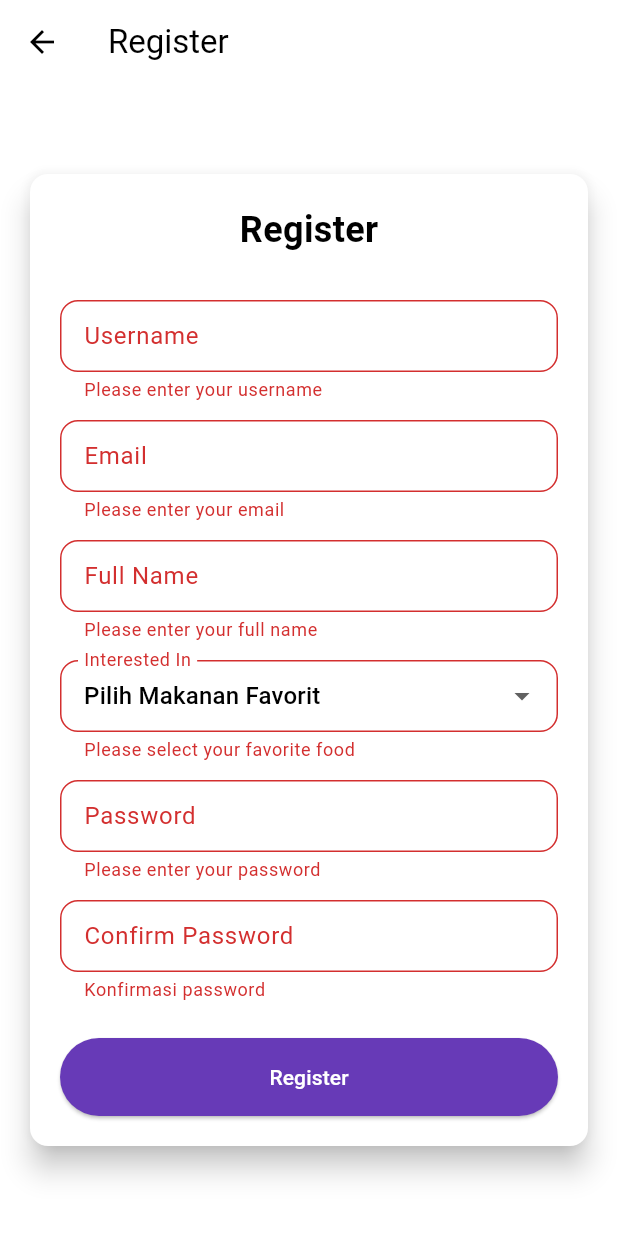
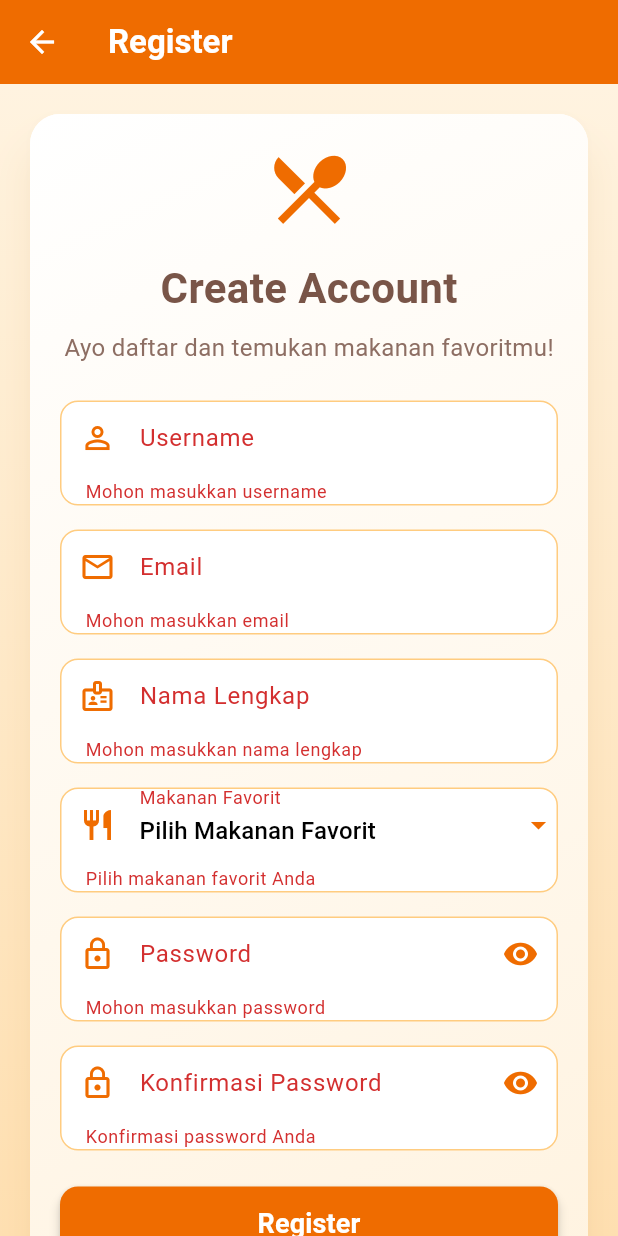
Before and after one commit to F02-PBP/jogja-rasa-mobile, a Flutter app: the RegisterPage screen opened directly, after a tap on "Register", on a phone screen of 412 x 824 dp. Run offline on Flutter 3.47's test engine with Material 3 defaults, Android fonts, the phone set to English and light mode, and no system bars; our stand-ins replace google_fonts; missing offline and left inert: pbp_django_auth.

Commit message:
feat: enhance ui

```diff
--- a/lib/screens/register.dart
+++ b/lib/screens/register.dart
@@ -18,6 +18,8 @@ class _RegisterPageState extends State<RegisterPage> {
   final _emailController = TextEditingController();
   final _fullNameController = TextEditingController();
   String _selectedFood = "Pilih Makanan Favorit";
+  bool _isPasswordVisible = false;
+  bool _isConfirmPasswordVisible = false;
 
   final List<String> interestedFood = [
     "Pilih Makanan Favorit",
@@ -36,108 +38,135 @@ class _RegisterPageState extends State<RegisterPage> {
   Widget build(BuildContext context) {
     final request = context.watch<CookieRequest>();
     return Scaffold(
+      backgroundColor: Colors.orange[50],
       appBar: AppBar(
-        title: const Text('Register'),
+        backgroundColor: Colors.orange[800],
+        title: const Text(
+          'Register',
+          style: TextStyle(color: Colors.white, fontWeight: FontWeight.bold),
+        ),
         leading: IconButton(
-          icon: const Icon(Icons.arrow_back),
-          onPressed: () {
-            Navigator.pop(context);
-          },
+          icon: const Icon(Icons.arrow_back, color: Colors.white),
+          onPressed: () => Navigator.pop(context),
+        ),
+        elevation: 0,
+      ),
+      body: Container(
+        decoration: BoxDecoration(
+          gradient: LinearGradient(
+            begin: Alignment.topCenter,
+            end: Alignment.bottomCenter,
+            colors: [
+              Colors.orange[50]!,
+              Colors.orange[100]!,
+            ],
           ),
         ),
-      body: Center(
+        child: Center(
           child: SingleChildScrollView(
             padding: const EdgeInsets.all(16.0),
             child: Card(
-            elevation: 8,
+              elevation: 12,
+              shadowColor: Colors.orange.withOpacity(0.2),
               shape: RoundedRectangleBorder(
-              borderRadius: BorderRadius.circular(12.0),
+                borderRadius: BorderRadius.circular(20.0),
               ),
-            child: Padding(
+              child: Container(
+                decoration: BoxDecoration(
+                  borderRadius: BorderRadius.circular(20.0),
+                  gradient: LinearGradient(
+                    begin: Alignment.topLeft,
+                    end: Alignment.bottomRight,
+                    colors: [Colors.white, Colors.orange[50]!],
+                  ),
+                ),
                 padding: const EdgeInsets.all(20.0),
                 child: Form(
                   key: _formKey,
                   child: Column(
                     mainAxisSize: MainAxisSize.min,
                     children: <Widget>[
+                      Icon(
+                        Icons.restaurant_menu,
+                        size: 60,
+                        color: Colors.orange[800],
+                      ),
+                      const SizedBox(height: 16),
                       const Text(
-                      'Register',
+                        'Create Account',
                         style: TextStyle(
-                        fontSize: 24.0,
+                          fontSize: 28.0,
                           fontWeight: FontWeight.bold,
+                          color: Colors.brown,
                         ),
                       ),
-                    const SizedBox(height: 30.0),
-                    TextFormField(
+                      const SizedBox(height: 8),
+                      Text(
+                        'Ayo daftar dan temukan makanan favoritmu!',
+                        style: TextStyle(
+                          fontSize: 16.0,
+                          color: Colors.brown[400],
+                        ),
+                      ),
+                      const SizedBox(height: 24.0),
+                      buildTextField(
                         controller: _usernameController,
-                      decoration: const InputDecoration(
-                        labelText: 'Username',
-                        hintText: 'Enter your username',
-                        border: OutlineInputBorder(
-                          borderRadius: BorderRadius.all(Radius.circular(12.0)),
-                        ),
-                        contentPadding: EdgeInsets.symmetric(
-                            horizontal: 12.0, vertical: 8.0),
-                      ),
+                        label: 'Username',
+                        hint: 'Masukkan username',
+                        icon: Icons.person_outline,
                         validator: (value) {
                           if (value == null || value.isEmpty) {
-                          return 'Please enter your username';
+                            return 'Mohon masukkan username';
                           }
                           return null;
                         },
                       ),
-                    const SizedBox(height: 12.0),
-                    TextFormField(
+                      const SizedBox(height: 16.0),
+                      buildTextField(
                         controller: _emailController,
-                      decoration: const InputDecoration(
-                        labelText: 'Email',
-                        hintText: 'Enter your email',
-                        border: OutlineInputBorder(
-                          borderRadius: BorderRadius.all(Radius.circular(12.0)),
-                        ),
-                        contentPadding: EdgeInsets.symmetric(
-                            horizontal: 12.0, vertical: 8.0),
-                      ),
+                        label: 'Email',
+                        hint: 'Masukkan email',
+                        icon: Icons.email_outlined,
                         validator: (value) {
                           if (value == null || value.isEmpty) {
-                          return 'Please enter your email';
+                            return 'Mohon masukkan email';
                           }
                           if (!RegExp(r'^[\w-\.]+@([\w-]+\.)+[\w-]{2,4}$')
                               .hasMatch(value)) {
-                          return 'Please enter a valid email';
+                            return 'Mohon masukkan email yang valid';
                           }
                           return null;
                         },
                       ),
-                    const SizedBox(height: 12.0),
-                    TextFormField(
+                      const SizedBox(height: 16.0),
+                      buildTextField(
                         controller: _fullNameController,
-                      decoration: const InputDecoration(
-                        labelText: 'Full Name',
-                        hintText: 'Enter your full name',
-                        border: OutlineInputBorder(
-                          borderRadius: BorderRadius.all(Radius.circular(12.0)),
-                        ),
-                        contentPadding: EdgeInsets.symmetric(
-                            horizontal: 12.0, vertical: 8.0),
-                      ),
+                        label: 'Nama Lengkap',
+                        hint: 'Masukkan nama lengkap',
+                        icon: Icons.badge_outlined,
                         validator: (value) {
                           if (value == null || value.isEmpty) {
-                          return 'Please enter your full name';
+                            return 'Mohon masukkan nama lengkap';
                           }
                           return null;
                         },
                       ),
-                    const SizedBox(height: 12.0),
-                    DropdownButtonFormField<String>(
+                      const SizedBox(height: 16.0),
+                      Container(
+                        decoration: BoxDecoration(
+                          borderRadius: BorderRadius.circular(12),
+                          border: Border.all(color: Colors.orange[200]!),
+                          color: Colors.white,
+                        ),
+                        child: DropdownButtonFormField<String>(
                           value: _selectedFood,
-                      decoration: const InputDecoration(
-                        labelText: 'Interested In',
-                        border: OutlineInputBorder(
-                          borderRadius: BorderRadius.all(Radius.circular(12.0)),
-                        ),
-                        contentPadding: EdgeInsets.symmetric(
-                            horizontal: 12.0, vertical: 8.0),
+                          decoration: InputDecoration(
+                            labelText: 'Makanan Favorit',
+                            prefixIcon: Icon(Icons.restaurant,
+                                color: Colors.orange[800]),
+                            border: InputBorder.none,
+                            contentPadding:
+                                const EdgeInsets.symmetric(horizontal: 16.0),
                           ),
                           items: interestedFood.map((String food) {
                             return DropdownMenuItem(
@@ -152,50 +181,55 @@ class _RegisterPageState extends State<RegisterPage> {
                           },
                           validator: (value) {
                             if (value == "Pilih Makanan Favorit") {
-                          return 'Please select your favorite food';
+                              return 'Pilih makanan favorit Anda';
+                            }
+                            return null;
+                          },
+                          dropdownColor: Colors.white,
+                          icon: Icon(Icons.arrow_drop_down,
+                              color: Colors.orange[800]),
+                        ),
+                      ),
+                      const SizedBox(height: 16.0),
+                      buildTextField(
+                        controller: _passwordController,
+                        label: 'Password',
+                        hint: 'Masukkan password',
+                        icon: Icons.lock_outline,
+                        isPassword: true,
+                        isPasswordVisible: _isPasswordVisible,
+                        onVisibilityToggle: () {
+                          setState(() {
+                            _isPasswordVisible = !_isPasswordVisible;
+                          });
+                        },
+                        validator: (value) {
+                          if (value == null || value.isEmpty) {
+                            return 'Mohon masukkan password';
                           }
                           return null;
                         },
                       ),
-                    const SizedBox(height: 12.0),
-                    TextFormField(
-                      controller: _passwordController,
-                      decoration: const InputDecoration(
-                        labelText: 'Password',
-                        hintText: 'Enter your password',
-                        border: OutlineInputBorder(
-                          borderRadius: BorderRadius.all(Radius.circular(12.0)),
-                        ),
-                        contentPadding: EdgeInsets.symmetric(
-                            horizontal: 12.0, vertical: 8.0),
-                      ),
-                      obscureText: true,
+                      const SizedBox(height: 16.0),
+                      buildTextField(
+                        controller: _confirmPasswordController,
+                        label: 'Konfirmasi Password',
+                        hint: 'Konfirmasi password Anda',
+                        icon: Icons.lock_outline,
+                        isPassword: true,
+                        isPasswordVisible: _isConfirmPasswordVisible,
+                        onVisibilityToggle: () {
+                          setState(() {
+                            _isConfirmPasswordVisible =
+                                !_isConfirmPasswordVisible;
+                          });
+                        },
                         validator: (value) {
                           if (value == null || value.isEmpty) {
-                          return 'Please enter your password';
-                        }
-                        return null;
-                      },
-                    ),
-                    const SizedBox(height: 12.0),
-                    TextFormField(
-                      controller: _confirmPasswordController,
-                      decoration: const InputDecoration(
-                        labelText: 'Confirm Password',
-                        hintText: 'Confirm your password',
-                        border: OutlineInputBorder(
-                          borderRadius: BorderRadius.all(Radius.circular(12.0)),
-                        ),
-                        contentPadding: EdgeInsets.symmetric(
-                            horizontal: 12.0, vertical: 8.0),
-                      ),
-                      obscureText: true,
-                      validator: (value) {
-                        if (value == null || value.isEmpty) {
-                          return 'Konfirmasi password';
+                            return 'Konfirmasi password Anda';
                           }
                           if (value != _passwordController.text) {
-                          return 'Passwords ga sama';
+                            return 'Password tidak cocok';
                           }
                           return null;
                         },
@@ -216,8 +250,10 @@ class _RegisterPageState extends State<RegisterPage> {
                             if (context.mounted) {
                               if (response['status'] == true) {
                                 ScaffoldMessenger.of(context).showSnackBar(
-                                const SnackBar(
-                                  content: Text('Successfully registered!'),
+                                  SnackBar(
+                                    content: const Text('Registrasi berhasil!'),
+                                    backgroundColor: Colors.green,
+                                    behavior: SnackBarBehavior.floating,
                                   ),
                                 );
                                 Navigator.pushReplacement(
@@ -229,6 +265,8 @@ class _RegisterPageState extends State<RegisterPage> {
                                 ScaffoldMessenger.of(context).showSnackBar(
                                   SnackBar(
                                     content: Text(response['message']),
+                                    backgroundColor: Colors.red,
+                                    behavior: SnackBarBehavior.floating,
                                   ),
                                 );
                               }
@@ -237,11 +275,20 @@ class _RegisterPageState extends State<RegisterPage> {
                         },
                         style: ElevatedButton.styleFrom(
                           foregroundColor: Colors.white,
+                          backgroundColor: Colors.orange[800],
                           minimumSize: const Size(double.infinity, 50),
-                        backgroundColor: Theme.of(context).colorScheme.primary,
-                        padding: const EdgeInsets.symmetric(vertical: 16.0),
+                          shape: RoundedRectangleBorder(
+                            borderRadius: BorderRadius.circular(12),
                           ),
-                      child: const Text('Register'),
+                          elevation: 3,
+                        ),
+                        child: const Text(
+                          'Register',
+                          style: TextStyle(
+                            fontSize: 18,
+                            fontWeight: FontWeight.bold,
+                          ),
+                        ),
                       ),
                     ],
                   ),
@@ -250,6 +297,49 @@ class _RegisterPageState extends State<RegisterPage> {
             ),
           ),
         ),
+      ),
+    );
+  }
+
+  Widget buildTextField({
+    required TextEditingController controller,
+    required String label,
+    required String hint,
+    required IconData icon,
+    bool isPassword = false,
+    bool? isPasswordVisible,
+    VoidCallback? onVisibilityToggle,
+    required String? Function(String?) validator,
+  }) {
+    return Container(
+      decoration: BoxDecoration(
+        borderRadius: BorderRadius.circular(12),
+        border: Border.all(color: Colors.orange[200]!),
+        color: Colors.white,
+      ),
+      child: TextFormField(
+        controller: controller,
+        obscureText: isPassword ? !(isPasswordVisible ?? false) : false,
+        decoration: InputDecoration(
+          labelText: label,
+          hintText: hint,
+          prefixIcon: Icon(icon, color: Colors.orange[800]),
+          suffixIcon: isPassword
+              ? IconButton(
+                  icon: Icon(
+                    isPasswordVisible ?? false
+                        ? Icons.visibility_off
+                        : Icons.visibility,
+                    color: Colors.orange[800],
+                  ),
+                  onPressed: onVisibilityToggle,
+                )
+              : null,
+          border: InputBorder.none,
+          contentPadding: const EdgeInsets.symmetric(horizontal: 16.0),
+        ),
+        validator: validator,
+      ),
     );
   }
 }
```
Lines whose indentation alone changed are shown as unchanged.
